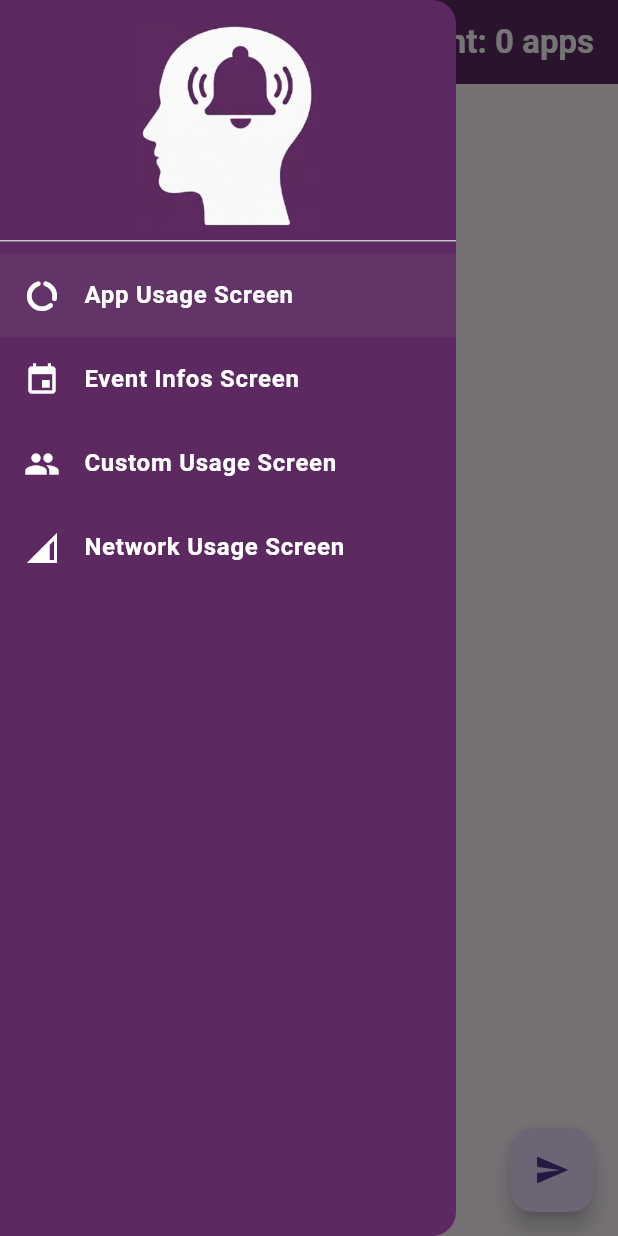
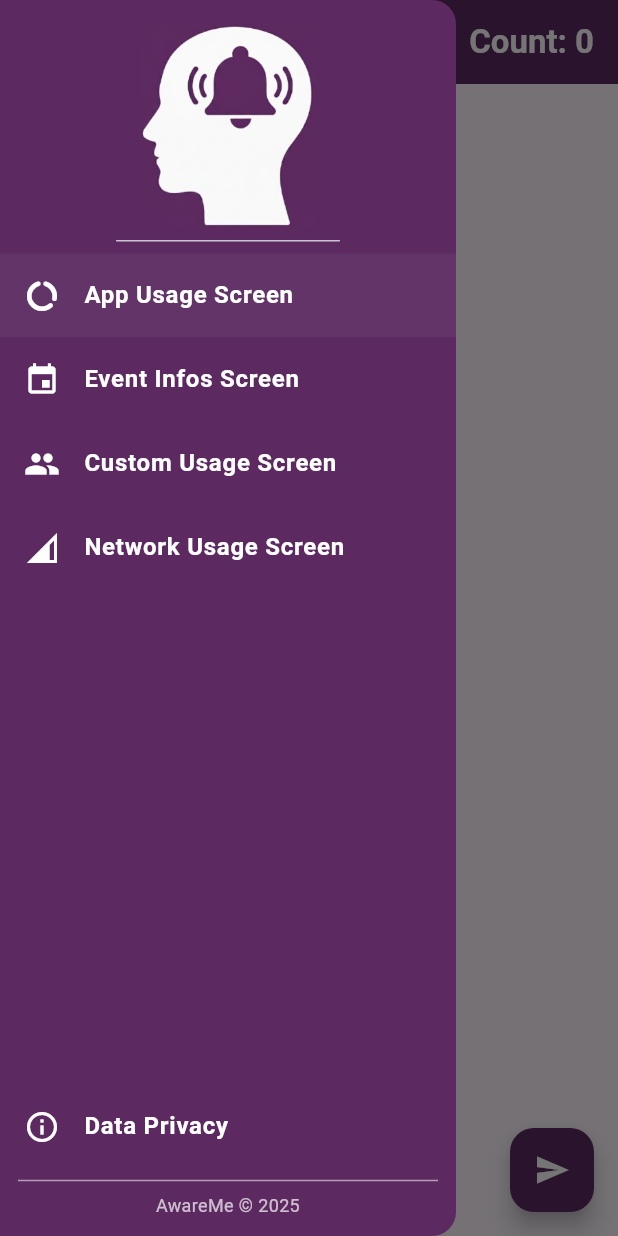
Before and after one commit to haroldraj/aware_me, a Flutter app: the screen it shows after launch, with the side drawer open, on a phone screen of 412 x 824 dp. Run offline on Flutter 3.47's test engine with Material 3 defaults, Android fonts, the phone set to English and light mode, and no system bars; our stand-ins replace flutter_dotenv, logger, shared_preferences; missing offline and left inert: app_usage, usage_stats.

Commit message:
add data privacy info and alertdialog on sending data

```diff
--- a/mobile/lib/screens/widgets/custom_drawer.dart
+++ b/mobile/lib/screens/widgets/custom_drawer.dart
@@ -3,6 +3,7 @@
 import 'package:aware_me/screens/custom_usage_screen.dart';
 import 'package:aware_me/screens/event_infos_screen.dart';
 import 'package:aware_me/screens/network_usage_screen.dart';
+import 'package:aware_me/screens/widgets/custom_alert_dialog.dart';
 import 'package:flutter/material.dart';
 
 class CustomDrawer extends StatefulWidget {
@@ -32,89 +33,108 @@
   Widget build(BuildContext context) {
     return Drawer(
       backgroundColor: CustomColors.bgColor,
-      child: ListView(
+      child: Column(
         children: [
           DrawerHeader(
             child: Image(image: AssetImage("img/logo_aware_me_face.png")),
           ),
+
+          Expanded(
+            child: ListView(
+              children: [
+                _buildDrawerItem(
+                  context,
+                  icon: Icons.data_usage_rounded,
+                  title: "App Usage Screen",
+                  screenName: APP_USAGE,
+                  destination: const AppUsageScreen(),
+                ),
+                _buildDrawerItem(
+                  context,
+                  icon: Icons.event,
+                  title: "Event Infos Screen",
+                  screenName: EVENT_INFO,
+                  destination: const EventInfosScreen(),
+                ),
+                _buildDrawerItem(
+                  context,
+                  icon: Icons.people,
+                  title: "Custom Usage Screen",
+                  screenName: CUSTOM_USAGE,
+                  destination: const CustomUsageScreen(),
+                ),
+                _buildDrawerItem(
+                  context,
+                  icon: Icons.network_cell,
+                  title: "Network Usage Screen",
+                  screenName: NETWORK_USAGE,
+                  destination: const NetworkUsageScreen(),
+                ),
+              ],
+            ),
+          ),
+
+          // ✅ Footer
+          Padding(
+            padding: const EdgeInsets.symmetric(vertical: 12.0),
+            child: Column(
+              children: [
                 ListTile(
-            leading: Icon(Icons.data_usage_rounded, color: Colors.white),
+                  leading: Icon(Icons.info_outline, color: Colors.white),
                   title: Text(
-              "App Usage Screen",
+                    "Data Privacy",
                     style: TextStyle(
                       color: Colors.white,
                       fontWeight: FontWeight.bold,
                     ),
                   ),
-            enabled: !(widget.screenName == APP_USAGE),
-            tileColor: widget.screenName == APP_USAGE
-                ? CustomColors.selectedColor
-                : CustomColors.bgColor,
                   onTap: () {
-              Navigator.of(context).pushReplacement(
-                MaterialPageRoute(builder: (context) => AppUsageScreen()),
-              );
+                    CustomAlertDialog.showPrivacyDialog(context);
                   },
                 ),
-          ListTile(
-            leading: Icon(Icons.event, color: Colors.white),
-            title: Text(
-              "Event Infos Screen",
-              style: TextStyle(
-                color: Colors.white,
-                fontWeight: FontWeight.bold,
+
+                Padding(
+                  padding: EdgeInsetsGeometry.symmetric(horizontal: 12.0),
+                  child: const Divider(color: Colors.white54),
                 ),
+                Text(
+                  "AwareMe © 2025",
+                  textAlign: TextAlign.center,
+                  style: const TextStyle(color: Colors.white70, fontSize: 12),
                 ),
-            enabled: !(widget.screenName == EVENT_INFO),
-            tileColor: widget.screenName == EVENT_INFO
-                ? CustomColors.selectedColor
-                : CustomColors.bgColor,
-            onTap: () {
-              Navigator.of(context).pushReplacement(
-                MaterialPageRoute(builder: (context) => EventInfosScreen()),
-              );
-            },
+              ],
             ),
-          ListTile(
-            leading: Icon(Icons.people, color: Colors.white),
-            title: Text(
-              "Custom Usage Screen",
-              style: TextStyle(
-                color: Colors.white,
-                fontWeight: FontWeight.bold,
-              ),
-            ),
-            enabled: !(widget.screenName == CUSTOM_USAGE),
-            tileColor: widget.screenName == CUSTOM_USAGE
-                ? CustomColors.selectedColor
-                : CustomColors.bgColor,
-            onTap: () {
-              Navigator.of(context).pushReplacement(
-                MaterialPageRoute(builder: (context) => CustomUsageScreen()),
-              );
-            },
-          ),
-          ListTile(
-            leading: Icon(Icons.network_cell, color: Colors.white),
-            title: Text(
-              "Network Usage Screen",
-              style: TextStyle(
-                color: Colors.white,
-                fontWeight: FontWeight.bold,
-              ),
-            ),
-            enabled: !(widget.screenName == NETWORK_USAGE),
-            tileColor: widget.screenName == NETWORK_USAGE
-                ? CustomColors.selectedColor
-                : CustomColors.bgColor,
-            onTap: () {
-              Navigator.of(context).pushReplacement(
-                MaterialPageRoute(builder: (context) => NetworkUsageScreen()),
-              );
-            },
           ),
         ],
       ),
     );
   }
+
+  Widget _buildDrawerItem(
+    BuildContext context, {
+    required IconData icon,
+    required String title,
+    required String screenName,
+    required Widget destination,
+  }) {
+    return ListTile(
+      leading: Icon(icon, color: Colors.white),
+      title: Text(
+        title,
+        style: const TextStyle(
+          color: Colors.white,
+          fontWeight: FontWeight.bold,
+        ),
+      ),
+      enabled: !(widget.screenName == screenName),
+      tileColor: widget.screenName == screenName
+          ? CustomColors.selectedColor
+          : CustomColors.bgColor,
+      onTap: () {
+        Navigator.of(
+          context,
+        ).pushReplacement(MaterialPageRoute(builder: (context) => destination));
+      },
+    );
   }
+}
--- a/mobile/pubspec.yaml
+++ b/mobile/pubspec.yaml
@@ -16,7 +16,7 @@
 # https://developer.apple.com/library/archive/documentation/General/Reference/InfoPlistKeyReference/Articles/CoreFoundationKeys.html
 # In Windows, build-name is used as the major, minor, and patch parts
 # of the product and file versions while build-number is used as the build suffix.
-version: 1.0.0+1
+version: 1.1.0+1
 
 environment:
   sdk: ^3.9.0
```
Also changed, not shown: mobile/lib/screens/app_usage_screen.dart (+28 -38 lines), mobile/lib/screens/custom_usage_screen.dart (+21 -37 lines), mobile/lib/screens/event_infos_screen.dart (+20 -36 lines), mobile/lib/screens/network_usage_screen.dart (+20 -36 lines), mobile/lib/screens/widgets/custom_alert_dialog.dart (added, +135 -0 lines), 1 other file. Lines whose indentation alone changed are shown as unchanged.
